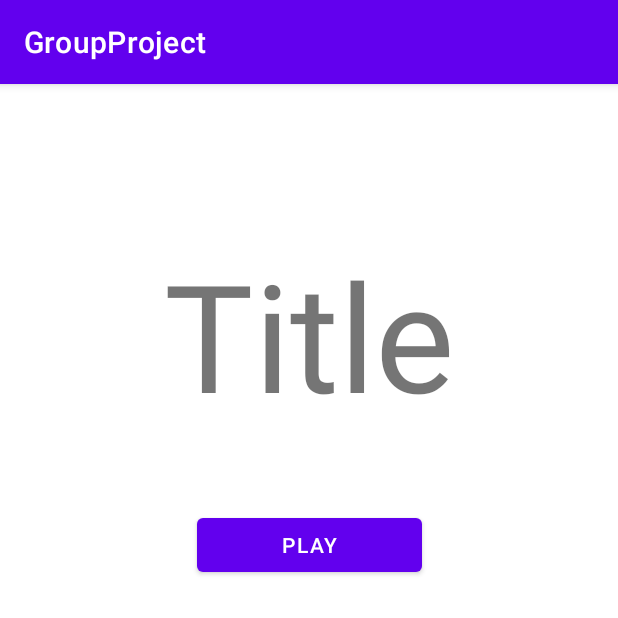
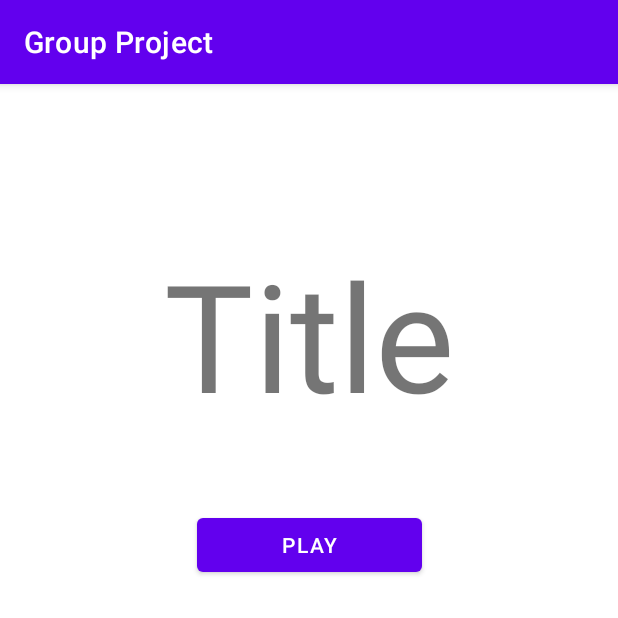
Before and after one commit to camdenm01/GroupProject, an Android app: the screen it shows after launch (MainActivity), on a phone screen of 412 x 824 dp, the top half of it. Run offline under Robolectric (Android 15) with nearby library versions, the phone set to English and light mode, and no system bars.

Commit message:
Refactored the xml code and created a string files that can be used across the project.

```diff
--- a/app/src/main/res/layout/layout_main.xml
+++ b/app/src/main/res/layout/layout_main.xml
@@ -12,8 +12,8 @@
         android:layout_width="wrap_content"
         android:layout_height="wrap_content"
         android:layout_marginTop="100dp"
-        android:text="Title"
-        android:textSize="100dp"
+        android:text="@string/game_title"
+        android:textSize="@dimen/text_size"
         app:layout_constraintEnd_toEndOf="parent"
         app:layout_constraintStart_toStartOf="parent"
         app:layout_constraintTop_toTopOf="parent" />
@@ -24,7 +24,7 @@
         android:layout_height="wrap_content"
         android:layout_marginTop="50dp"
         android:layout_weight="1"
-        android:text="Play"
+        android:text="@string/play_button"
         app:layout_constraintEnd_toEndOf="parent"
         app:layout_constraintStart_toStartOf="parent"
         app:layout_constraintTop_toBottomOf="@+id/title_text" />
@@ -35,7 +35,7 @@
         android:layout_height="wrap_content"
         android:layout_marginTop="50dp"
         android:layout_weight="1"
-        android:text="Settings"
+        android:text="@string/game_settings"
         app:layout_constraintEnd_toEndOf="parent"
         app:layout_constraintStart_toStartOf="parent"
         app:layout_constraintTop_toBottomOf="@+id/game_start_button" />
@@ -46,7 +46,7 @@
         android:layout_height="wrap_content"
         android:layout_marginTop="50dp"
         android:layout_weight="1"
-        android:text="Credits"
+        android:text="@string/team_member_credits"
         app:layout_constraintEnd_toEndOf="parent"
         app:layout_constraintStart_toStartOf="parent"
         app:layout_constraintTop_toBottomOf="@+id/settings_button" />
--- /dev/null
+++ b/app/src/main/res/values/dims.xml
@@ -0,0 +1,4 @@
+<?xml version="1.0" encoding="utf-8"?>
+<resources>
+    <dimen name="text_size">100dp</dimen>
+</resources>
--- a/app/src/main/res/values/strings.xml
+++ b/app/src/main/res/values/strings.xml
@@ -1,3 +1,7 @@
 <resources>
-    <string name="app_name">GroupProject</string>
+    <string name="app_name">Group Project</string>
+    <string name="play_button">Play</string>
+    <string name="game_settings">Settings</string>
+    <string name="team_member_credits">Credits</string>
+    <string name="game_title">Title</string>
 </resources>
```
Also changed, not shown: 1 other file.
